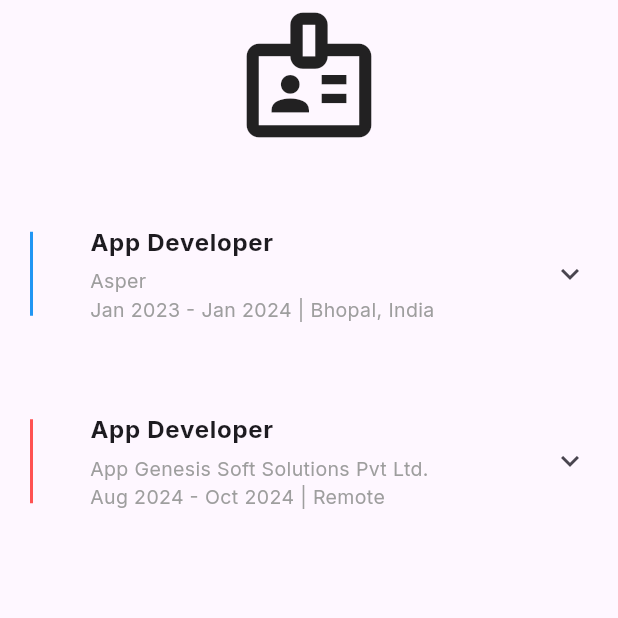
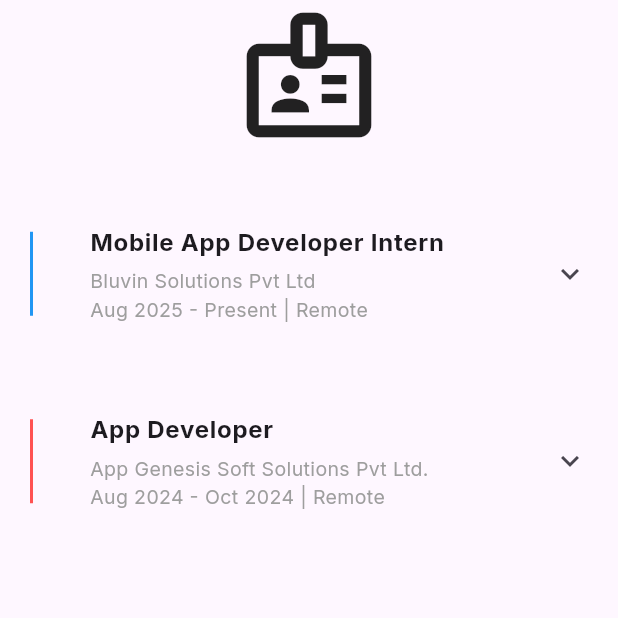
Before and after one commit to rohitchauhanrc/rohit_portfolio, a Flutter app: the Experience screen opened directly, on a phone screen of 412 x 824 dp, the top half of it. Run offline on Flutter 3.47's test engine with Material 3 defaults, Android fonts, the phone set to English and light mode, and no system bars; our stand-ins replace auto_size_text, flutter_animate, flutter_svg, font_awesome_flutter, google_fonts, rive; missing offline and left inert: custom_button_builder, device_frame; statements that could not run were skipped.

Commit message:
Added changes

```diff
--- a/lib/consts/data.dart
+++ b/lib/consts/data.dart
@@ -173,13 +173,13 @@ final List<JobExperience> education = [
 List<JobExperience> jobExperiences = [
   JobExperience(
     color: Colors.blue,
-    location: "Bhopal, India",
-    title: 'App Developer',
-    company: 'Asper',
-    startDate: 'Jan 2023',
-    endDate: 'Jan 2024',
+    location: "Remote",
+    title: 'Mobile App Developer Intern',
+    company: 'Bluvin Solutions Pvt Ltd',
+    startDate: 'Aug 2025',
+    endDate: 'Present',
     bulletPoints: [
-      "Developed various applications using Flutter and Dart, demonstrating quick learning of new technologies.",
+      "Developing various applications using Flutter and Dart, demonstrating quick learning of new technologies.",
       "Self-initiated projects and demonstrated strong self-motivation throughout the development process.",
     ],
   ),
@@ -202,7 +202,7 @@ const String linkedIn = "https://www.linkedin.com/in/rohitchauhanrc/";
 const String github = "https://github.com/rohitchauhanrc";
 const String twitter = "https://x.com/_RohitChauhan__";
 const String resumeLink =
-    "https://drive.google.com/file/d/1FVd1bbf8_lp1V8Yfm2SoWmUriw0NAu30/view?usp=sharing";
+    "https://drive.google.com/file/d/1Ix3uOS3jbcVa_Tjfsq99Sk_LHar1pqvD/view?usp=sharing";
 const String email = "rohitchauhanreal@gmail.com";
 String introduction =
     "Welcome to website, I am a passionate and results-driven Software Developer with expertise in mobile and web development. With hands-on experience in Flutter, React, and modern web technologies, I have successfully built and deployed scalable applications. My strong foundation in data structures, algorithms, and problem-solving allows me to write efficient and optimized code. I am always eager to learn new technologies and contribute to impactful projects." +
@@ -231,10 +231,6 @@ List<SkillsModel> skills = [
   ),
   SkillsModel(
     skillName: "CSS",
-    colorS: Colors.brown,
-  ),
-  SkillsModel(
-    skillName: "JavaScript",
     colorS: Colors.brown,
   ),
   SkillsModel(
```
Also changed, not shown: lib/screen/miniProjects/experience/experience.dart (+0 -10 lines), lib/screen/miniProjects/projects/projects.dart (+5 -5 lines), pubspec.lock, 6 other files.
